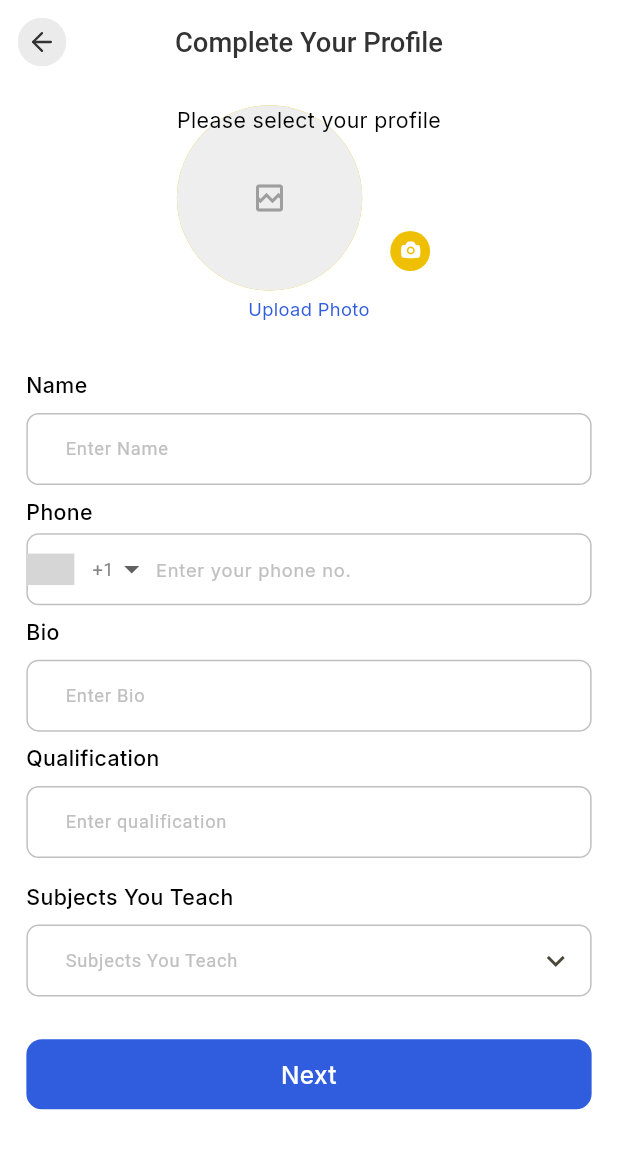
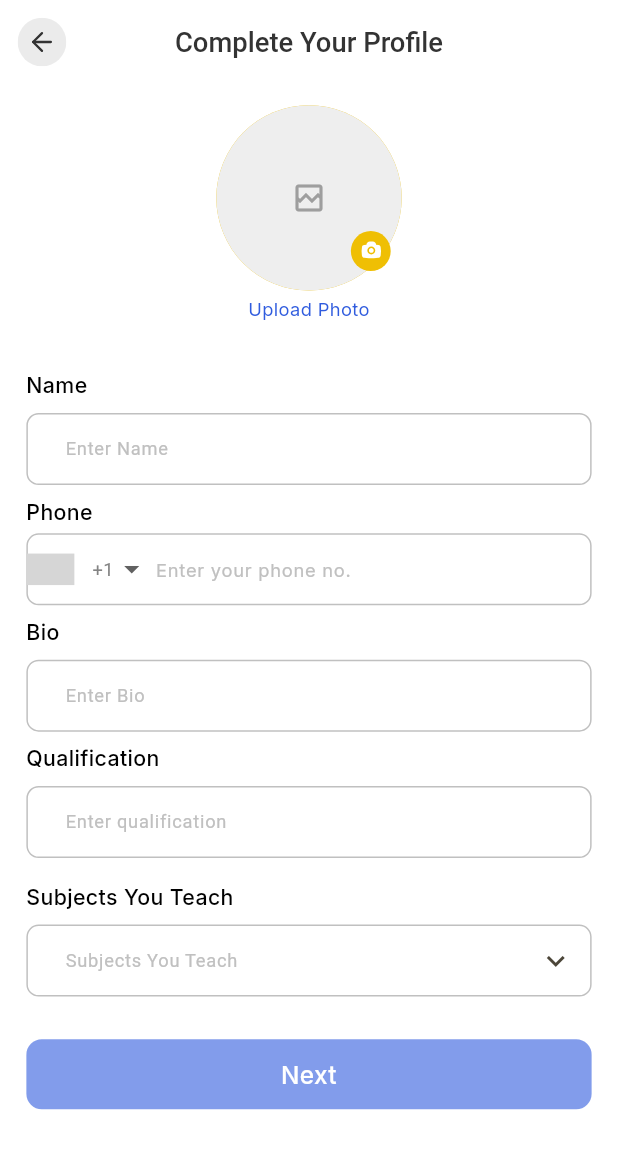
Before and after one commit to sparktechagency/pmayard_app, a Flutter app: the CompleteProfileProfessional screen opened by its route, on a phone screen of 412 x 824 dp. Shown: the top 1149 px of the screen. Run offline on Flutter 3.47's test engine with Material 3 defaults, Android fonts, the phone set to English and light mode, and no system bars; drawn by our look-alikes of cached_network_image, intl_phone_number_input; our stand-ins replace audioplayers, chat_bubbles, connectivity_plus, curved_labeled_navigation_bar, dio, firebase_core and 21 more; missing offline and left inert: mime_type, record; accounts and stored records are empty; network calls fail; grey boxes are pictures that could not be loaded.

Commit message:
Complete Profile Professional Handle

```diff
--- a/lib/controllers/auth/profile_confirm/profile_confirm_controller.dart
+++ b/lib/controllers/auth/profile_confirm/profile_confirm_controller.dart
@@ -25,7 +25,12 @@ class ProfileConfirmController extends GetxController {
   final List<String> subjectList = [];
   List<Map<String, dynamic>> availability = [];
   DateTime? selectedDate;
+  RxBool isPhoneValid = false.obs;
 
+  void updatePhoneValidation(bool isValid) {
+    isPhoneValid.value = isValid;
+    update();
+  }
   void onTapProfileProfessionalSelected (BuildContext context){
     PhotoPickerHelper.showPicker(context: context, onImagePicked: (image){
       profileProfessional = File(image.path);
--- a/lib/feature/auth/complete_profile/complete_profile_professional.dart
+++ b/lib/feature/auth/complete_profile/complete_profile_professional.dart
@@ -26,36 +26,75 @@ class _CompleteProfileProfessionalState
   final GlobalKey<FormState> _globalKey = GlobalKey<FormState>();
 
   PhoneNumber number = PhoneNumber(isoCode: 'US');
+  bool isProfileEmpty = false;
+
+  // Add FocusNode for phone number field
+  final FocusNode phoneFocusNode = FocusNode();
+  bool hasPhoneBlurred = false;
+
+  @override
+  void initState() {
+    super.initState();
+    // Listen to focus changes
+    phoneFocusNode.addListener(() {
+      if (!phoneFocusNode.hasFocus) {
+        setState(() {
+          hasPhoneBlurred = true;
+        });
+      }
+    });
+  }
+
+  @override
+  void dispose() {
+    phoneFocusNode.dispose();
+    super.dispose();
+  }
 
   @override
   Widget build(BuildContext context) {
     return CustomScaffold(
       appBar: CustomAppBar(title: 'Complete Your Profile'),
-
       body: SingleChildScrollView(
         child: Column(
           children: [
             SizedBox(height: 10.h),
             GetBuilder<ProfileConfirmController>(
               builder: (controller) {
-                return Stack(
+                return Column(
+                  children: [
+                    Stack(
                       children: [
                         CustomImageAvatar(
                           fileImage: controller.profileProfessional,
                           radius: 60.r,
                         ),
-
-                    if(profileController.profileProfessional == null)
-                    CustomText(text: 'Please select your profile'),
-
                         Positioned(
                           bottom: 12.h,
                           right: 6.w,
                           child: GestureDetector(
-                        onTap: () =>
-                            controller
-                                .onTapProfileProfessionalSelected(context),
+                            onTap: () {
+                              controller.onTapProfileProfessionalSelected(
+                                context,
+                              );
+                              setState(() {
+                                isProfileEmpty = false;
+                              });
+                            },
                             child: Assets.icons.profileCamera.svg(),
+                          ),
+                        ),
+                      ],
+                    ),
+                    if (isProfileEmpty)
+                      Padding(
+                        padding: EdgeInsets.only(top: 4.h),
+                        child: Text(
+                          'Please Set your Profile',
+                          style: TextStyle(
+                            color: AppColors.errorColor,
+                            fontSize: 12.sp,
+                          ),
                         ),
                       ),
                   ],
@@ -79,6 +118,12 @@ class _CompleteProfileProfessionalState
                     labelText: 'Name',
                     controller: profileController.nameController,
                     hintText: "Enter Name",
+                    validator: (value) {
+                      if (value == null || value.isEmpty) {
+                        return 'Please enter your name';
+                      }
+                      return null;
+                    },
                   ),
                   Align(
                     alignment: Alignment.centerLeft,
@@ -90,16 +135,21 @@ class _CompleteProfileProfessionalState
                       fontWeight: FontWeight.w500,
                     ),
                   ),
-
-                  InternationalPhoneNumberInput(
+                  GetBuilder<ProfileConfirmController>(
+                    builder: (controller) {
+                      return InternationalPhoneNumberInput(
+                        focusNode: phoneFocusNode,
                         onInputChanged: (PhoneNumber num) {},
+                        onInputValidated: (bool isValid) {
+                          controller.updatePhoneValidation(isValid);
+                        },
                         textStyle: TextStyle(
                           color: AppColors.appGreyColor,
                           fontSize: 12.sp,
                         ),
                         selectorTextStyle: TextStyle(
                           fontSize: 12.sp,
-                        color: AppColors.appGreyColor
+                          color: AppColors.appGreyColor,
                         ),
                         selectorConfig: const SelectorConfig(
                           selectorType: PhoneInputSelectorType.DROPDOWN,
@@ -118,31 +168,44 @@ class _CompleteProfileProfessionalState
                             fontFamily: FontFamily.inter,
                           ),
                           hintText: "Enter your phone no.",
-                      focusedBorder: focusedBorder(),
-                      enabledBorder: enabledBorder(),
+                          focusedBorder: controller.isPhoneValid.value == true ? focusedBorder() :  errorBorder(),
+                          enabledBorder:
+                              hasPhoneBlurred && !controller.isPhoneValid.value
+                              ? errorBorder()
+                              : enabledBorder(),
                           errorBorder: errorBorder(),
                           border: focusedBorder(),
                           contentPadding: EdgeInsets.symmetric(vertical: 12.h),
                         ),
                         selectorButtonOnErrorPadding: 0,
                         spaceBetweenSelectorAndTextField: 0,
+                      );
+                    },
                   ),
-
                   SizedBox(height: 8.h),
-
                   CustomTextField(
                     labelText: 'Bio',
                     controller: profileController.bioController,
                     hintText: "Enter Bio",
+                    validator: (value) {
+                      if (value == null || value.isEmpty) {
+                        return 'Please enter your bio';
+                      }
+                      return null;
+                    },
                   ),
                   CustomTextField(
                     labelText: 'Qualification',
                     controller: profileController.qualificationController,
                     hintText: "Enter qualification",
+                    validator: (value) {
+                      if (value == null || value.isEmpty) {
+                        return 'Please enter your qualification';
+                      }
+                      return null;
+                    },
                   ),
-
                   SizedBox(height: 8.h),
-
                   GestureDetector(
                     onTapDown: (TapDownDetails details) async {
                       final currentSubjects = profileController
@@ -150,7 +213,6 @@ class _CompleteProfileProfessionalState
                           .text
                           .split(", ")
                           .where((s) => s.isNotEmpty)
-
                           .toList();
                       final selectedList =
                           await MenuShowHelper.showMultiSelectMenu(
@@ -176,16 +238,57 @@ class _CompleteProfileProfessionalState
                         labelText: 'Subjects You Teach',
                         controller: profileController.subjectsController,
                         hintText: "Subjects You Teach",
+                        validator: (value) {
+                          if (value == null || value.isEmpty) {
+                            return 'Please select subjects';
+                          }
+                          return null;
+                        },
                       ),
                     ),
                   ),
+                  SizedBox(height: 20.h),
+                  GetBuilder<ProfileConfirmController>(
+                    builder: (controller) {
+                      bool canSubmit =
+                          controller.profileProfessional != null &&
+                          controller.isPhoneValid.value &&
+                          controller.nameController.text.isNotEmpty &&
+                          controller.bioController.text.isNotEmpty &&
+                          controller.qualificationController.text.isNotEmpty &&
+                          controller.subjectsController.text.isNotEmpty;
 
-                  SizedBox(height: 20.h),
-                  CustomButton(
+                      return Opacity(
+                        opacity: canSubmit ? 1.0 : 0.6,
+                        child: CustomButton(
                           label: "Next",
                           onPressed: () {
-                      if (!_globalKey.currentState!.validate() && profileController.profileProfessional != null) return;
+                            // Check profile image first
+                            if (controller.profileProfessional == null) {
+                              setState(() {
+                                isProfileEmpty = true;
+                              });
+                              return;
+                            }
+
+                            // Check phone validation
+                            if (!controller.isPhoneValid.value) {
+                              setState(() {
+                                hasPhoneBlurred = true;
+                              });
+                              return;
+                            }
+
+                            // Validate form
+                            if (!_globalKey.currentState!.validate()) {
+                              return;
+                            }
+
+                            // All validations passed, navigate
                             Get.toNamed(AppRoutes.scheduleScreen);
+                          },
+                        ),
+                      );
                     },
                   ),
                   SizedBox(height: 24.h),
@@ -201,28 +304,21 @@ class _CompleteProfileProfessionalState
   OutlineInputBorder focusedBorder() {
     return OutlineInputBorder(
       borderRadius: BorderRadius.circular(8.r),
-      borderSide: BorderSide(
-        width: 0.8,
-        color: AppColors.grayShade100,
-      ),
+      borderSide: BorderSide(width: 0.8, color: AppColors.grayShade100),
     );
   }
 
   OutlineInputBorder enabledBorder() {
     return OutlineInputBorder(
       borderRadius: BorderRadius.circular(8.r),
-      borderSide: BorderSide(
-        width: 1,
-        color: AppColors.grayShade100,
-      ),
+      borderSide: BorderSide(width: 1, color: AppColors.grayShade100),
     );
   }
 
   OutlineInputBorder errorBorder() {
     return OutlineInputBorder(
-      borderRadius: BorderRadius.circular( 8.r),
-      borderSide: BorderSide(color:Colors.red, width: 1),
+      borderRadius: BorderRadius.circular(8.r),
+      borderSide: BorderSide(color: Colors.red, width: 1),
     );
   }
-
 }
--- a/lib/services/api_urls.dart
+++ b/lib/services/api_urls.dart
@@ -1,9 +1,12 @@
 class ApiUrls {
 
   // Base, Image, Socket
-  static const String baseUrl = "https://mihadhome4000.merinasib.shop/api/v1";
-  static const String imageBaseUrl = "https://mihadhome4000.merinasib.shop/";
-  static const String socketUrl = "https://mihadhome4000.merinasib.shop";
+  // static const String baseUrl = "https://mihadhome4000.merinasib.shop/api/v1";
+  static const String baseUrl = "https://api.fondationlms.org/api/v1";
+  // static const String imageBaseUrl = "https://mihadhome4000.merinasib.shop/";
+  static const String imageBaseUrl = "https://api.fondationlms.org/";
+  // static const String socketUrl = "https://mihadhome4000.merinasib.shop";
+  static const String socketUrl = "https://api.fondationlms.org";
 
   // Authentication
   static const String userData = '/users/me';
```
Lines whose indentation alone changed are shown as unchanged.
